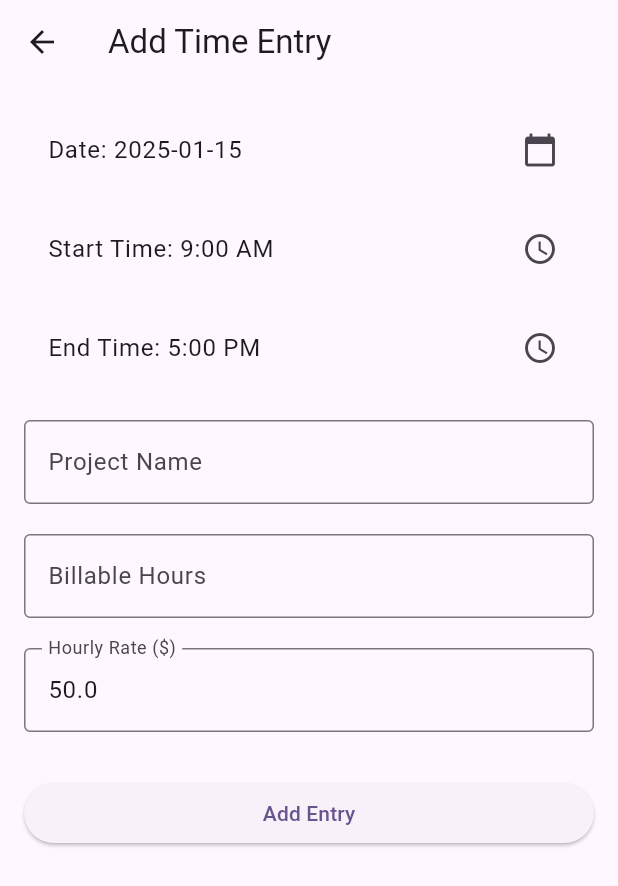
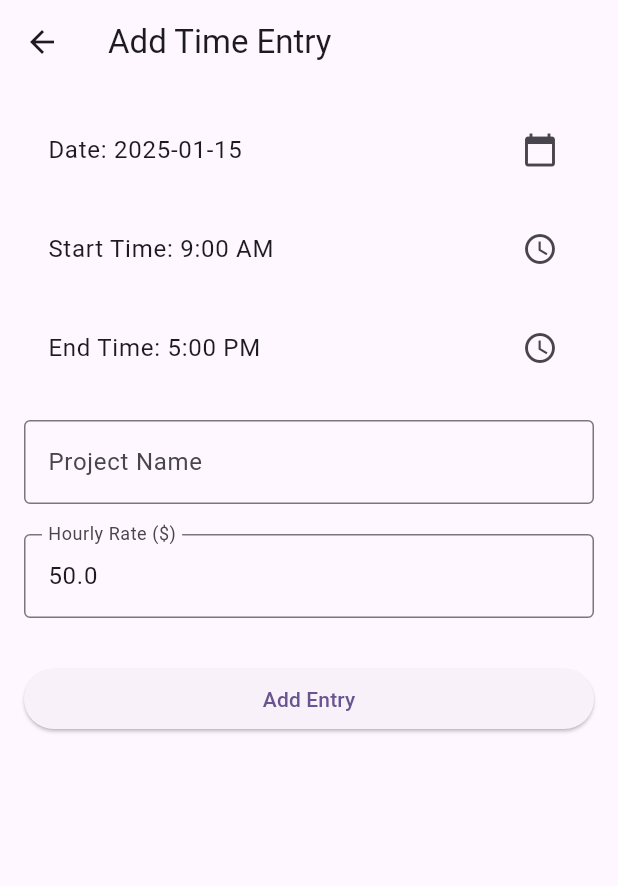
Before and after one commit to morgan-mcnabb/timesheettracker, a Flutter app: the screen it shows after launch, after a tap on the "add" icon, on a phone screen of 412 x 824 dp. Shown: the top 886 px of the screen. Run offline on Flutter 3.47's test engine with Material 3 defaults, Android fonts, the phone set to English and light mode, and no system bars.

Commit message:
minor enhancements

```diff
--- a/lib/add_time_entry_page.dart
+++ b/lib/add_time_entry_page.dart
@@ -17,7 +17,6 @@ class _AddTimeEntryPageState extends State<AddTimeEntryPage> {
   TimeOfDay _startTime = TimeOfDay(hour: 9, minute: 0);
   TimeOfDay _endTime = TimeOfDay(hour: 17, minute: 0);
   String _projectName = '';
-  double _billableHours = 8.0;
   double _hourlyRate = 50.0; // Default hourly rate
 
   Future<void> _pickDate() async {
@@ -51,14 +50,27 @@ class _AddTimeEntryPageState extends State<AddTimeEntryPage> {
       });
   }
 
+  /// Validates that end time is after start time.
+  bool _validateTimeOrder() {
+    final start = DateTime(_selectedDate.year, _selectedDate.month, _selectedDate.day, _startTime.hour, _startTime.minute);
+    final end = DateTime(_selectedDate.year, _selectedDate.month, _selectedDate.day, _endTime.hour, _endTime.minute);
+    return end.isAfter(start);
+  }
+
   void _submit() {
     if (_formKey.currentState!.validate()) {
+      if (!_validateTimeOrder()) {
+        ScaffoldMessenger.of(context).showSnackBar(
+          SnackBar(content: Text('End Time must be after Start Time')),
+        );
+        return;
+      }
+
       final newEntry = TimeEntry(
         date: _selectedDate,
         startTime: _startTime,
         endTime: _endTime,
         projectName: _projectName,
-        billableHours: _billableHours,
         hourlyRate: _hourlyRate,
       );
       widget.onAdd(newEntry);
@@ -117,28 +129,6 @@ class _AddTimeEntryPageState extends State<AddTimeEntryPage> {
                     },
                   ),
                   SizedBox(height: 20),
-                  // Billable Hours Input
-                  TextFormField(
-                    decoration: InputDecoration(
-                      labelText: 'Billable Hours',
-                      border: OutlineInputBorder(),
-                    ),
-                    keyboardType:
-                        TextInputType.numberWithOptions(decimal: true),
-                    onChanged: (value) {
-                      _billableHours = double.tryParse(value) ?? 0.0;
-                    },
-                    validator: (value) {
-                      if (value == null || value.isEmpty) {
-                        return 'Please enter billable hours';
-                      }
-                      if (double.tryParse(value) == null) {
-                        return 'Please enter a valid number';
-                      }
-                      return null;
-                    },
-                  ),
-                  SizedBox(height: 20),
                   // Hourly Rate Input
                   TextFormField(
                     decoration: InputDecoration(
--- a/lib/main.dart
+++ b/lib/main.dart
@@ -1,6 +1,7 @@
 import 'package:flutter/material.dart';
 import 'time_entry.dart';
 import 'add_time_entry_page.dart';
+
 void main() {
   runApp(const MyApp());
 }
@@ -35,16 +36,15 @@ class _MyHomePageState extends State<MyHomePage> {
 
   @override
   Widget build(BuildContext context) {
-    double totalEarnings = _timeEntries.fold(0.0, (sum, entry) => sum + entry.totalEarnings);
+    double totalEarnings =
+        _timeEntries.fold(0.0, (sum, entry) => sum + entry.totalEarnings);
 
     return Scaffold(
       appBar: AppBar(
         backgroundColor: Theme.of(context).colorScheme.inversePrimary,
         title: Text(widget.title),
       ),
-      body: Column(
-        children: [
-          Expanded(
+      body: SafeArea(
         child: _timeEntries.isEmpty
             ? Center(
                 child: Text(
@@ -53,11 +53,12 @@ class _MyHomePageState extends State<MyHomePage> {
                 ),
               )
             : ListView.builder(
+                padding: const EdgeInsets.only(bottom: 80.0), // Ensure space for BottomAppBar
                 itemCount: _timeEntries.length,
                 itemBuilder: (context, index) {
                   final entry = _timeEntries[index];
                   return ListTile(
-                        leading: Icon(Icons.work),
+                    leading: const Icon(Icons.work),
                     title: Text(entry.projectName),
                     subtitle: Text(
                       '${_formatDate(entry.date)} | ${entry.startTime.format(context)} - ${entry.endTime.format(context)}',
@@ -66,7 +67,8 @@ class _MyHomePageState extends State<MyHomePage> {
                       crossAxisAlignment: CrossAxisAlignment.end,
                       mainAxisAlignment: MainAxisAlignment.center,
                       children: [
-                            Text('${entry.billableHours} hrs'),
+                        Text('${entry.billableHours.toStringAsFixed(2)} hrs'),
+                        const SizedBox(height: 4),
                         Text(
                           '\$${entry.totalEarnings.toStringAsFixed(2)}',
                           style: TextStyle(
@@ -79,33 +81,6 @@ class _MyHomePageState extends State<MyHomePage> {
                   );
                 },
               ),
-          ),
-          if (_timeEntries.isNotEmpty)
-            Container(
-              padding: EdgeInsets.all(16.0),
-              color: Colors.grey[200],
-              child: Row(
-                mainAxisAlignment: MainAxisAlignment.spaceBetween,
-                children: [
-                  Text(
-                    'Total Earnings:',
-                    style: TextStyle(
-                      fontSize: 18,
-                      fontWeight: FontWeight.bold,
-                    ),
-                  ),
-                  Text(
-                    '\$${totalEarnings.toStringAsFixed(2)}',
-                    style: TextStyle(
-                      fontSize: 18,
-                      fontWeight: FontWeight.bold,
-                      color: Colors.green[700],
-                    ),
-                  ),
-                ],
-              ),
-            ),
-        ],
       ),
       floatingActionButton: FloatingActionButton(
         onPressed: () {
@@ -125,6 +100,36 @@ class _MyHomePageState extends State<MyHomePage> {
         tooltip: 'Add Time Entry',
         child: const Icon(Icons.add),
       ),
+      floatingActionButtonLocation: FloatingActionButtonLocation.centerDocked, // Center docked
+      bottomNavigationBar: _timeEntries.isNotEmpty
+          ? BottomAppBar(
+              shape: const CircularNotchedRectangle(),
+              notchMargin: 6.0,
+              child: Padding(
+                padding: const EdgeInsets.symmetric(horizontal: 16.0, vertical: 12.0),
+                child: Row(
+                  mainAxisAlignment: MainAxisAlignment.spaceBetween,
+                  children: [
+                    const Text(
+                      'Total Earnings:',
+                      style: TextStyle(
+                        fontSize: 18,
+                        fontWeight: FontWeight.bold,
+                      ),
+                    ),
+                    Text(
+                      '\$${totalEarnings.toStringAsFixed(2)}',
+                      style: TextStyle(
+                        fontSize: 18,
+                        fontWeight: FontWeight.bold,
+                        color: Colors.green[700],
+                      ),
+                    ),
+                  ],
+                ),
+              ),
+            )
+          : null,
     );
   }
 
--- a/lib/time_entry.dart
+++ b/lib/time_entry.dart
@@ -5,7 +5,6 @@ class TimeEntry {
   final TimeOfDay startTime;
   final TimeOfDay endTime;
   final String projectName;
-  final double billableHours;
   final double hourlyRate;
 
   TimeEntry({
@@ -13,15 +12,16 @@ class TimeEntry {
     required this.startTime,
     required this.endTime,
     required this.projectName,
-    required this.billableHours,
     required this.hourlyRate,
   });
 
-  double get totalHours {
+  /// Calculates the total hours worked based on start and end times.
+  double get billableHours {
     final start = DateTime(date.year, date.month, date.day, startTime.hour, startTime.minute);
     final end = DateTime(date.year, date.month, date.day, endTime.hour, endTime.minute);
     return end.difference(start).inMinutes / 60.0;
   }
 
+  /// Calculates the total earnings based on billable hours and hourly rate.
   double get totalEarnings => billableHours * hourlyRate;
 }
```
Lines whose indentation alone changed are shown as unchanged.
